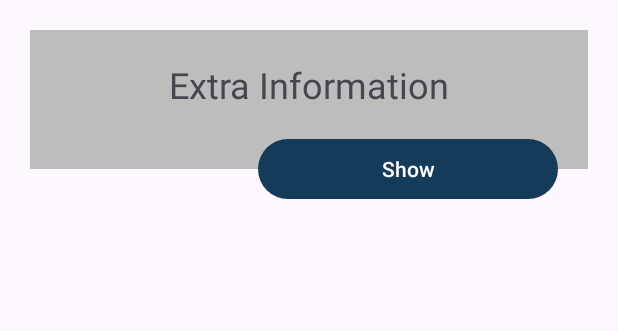
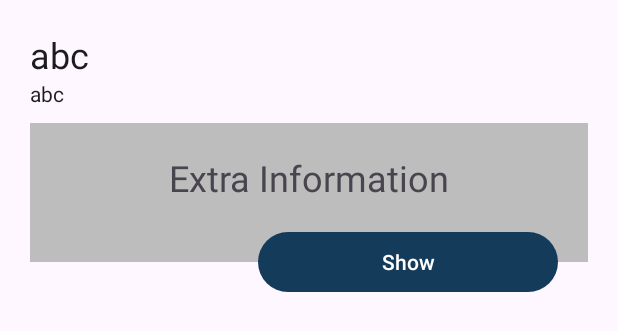
Before and after one commit to SaySaeqo/Projekt-Inzynierski, an Android app: the layout fragment_exhibit.xml on its own in the app's theme, with its tools: preview values and no code run, on a phone screen of 412 x 824 dp. Shown: the top 331 px of the screen. Run offline under Robolectric (Android 15) with nearby library versions, the phone set to English and light mode, and no system bars.

Commit message:
Added exhibit title and description

```diff
--- a/androidApp/app/src/main/java/pl/edu/pg/cloudlib/exhibit/ExhibitFragment.kt
+++ b/androidApp/app/src/main/java/pl/edu/pg/cloudlib/exhibit/ExhibitFragment.kt
@@ -28,14 +28,13 @@ class ExhibitFragment : Fragment() {
         binding = FragmentExhibitBinding.inflate(inflater, container, false)
 
         activity?.title = getString(R.string.exhibit_page_title)
-        val id = arguments?.getString(Bundles.EXHIBIT_ID) ?: "Error: no id arrived"
-        binding.exampleText.text = id
-
-        if(id != ""){
+        arguments?.getString(Bundles.EXHIBIT_ID)?.let{ id ->
             DBSingleton.forOne(id) { exhibit ->
                 this.exhibit = exhibit
                 setHasOptionsMenu(true)
                 activity?.title = exhibit.name
+                binding.title.text = exhibit.name
+                binding.description.text = exhibit.description
 
                 for(w in exhibit.widgets){
                     when (w.type) {
--- a/androidApp/app/src/main/res/layout/fragment_exhibit.xml
+++ b/androidApp/app/src/main/res/layout/fragment_exhibit.xml
@@ -19,19 +19,32 @@
         android:divider="@drawable/space"
         android:showDividers="middle">
 
+        <LinearLayout
+            android:layout_width="match_parent"
+            android:layout_height="wrap_content"
+            android:orientation="vertical"
+            >
+            <TextView
+                android:id="@+id/title"
+                android:layout_width="match_parent"
+                android:layout_height="wrap_content"
+                android:textAppearance="@style/TextAppearance.AppCompat.Headline"
+                android:text="abc"
+                />
+            <TextView
+                android:id="@+id/description"
+                android:layout_width="match_parent"
+                android:layout_height="wrap_content"
+                android:textAppearance="@style/TextAppearance.AppCompat.Body1"
+                android:text="abc"
+                />
+        </LinearLayout>
+
         <pl.edu.pg.cloudlib.exhibit.ExtraWidgetView
             android:layout_width="match_parent"
             android:layout_height="wrap_content"
             android:id="@+id/example_extra"
             />
-
-        <TextView
-            android:id="@+id/example_text"
-            android:layout_width="match_parent"
-            android:layout_height="wrap_content"
-            android:textAlignment="center"
-            android:textAppearance="@style/TextAppearance.AppCompat.Display1"
-            />
     </LinearLayout>
 
 
```
